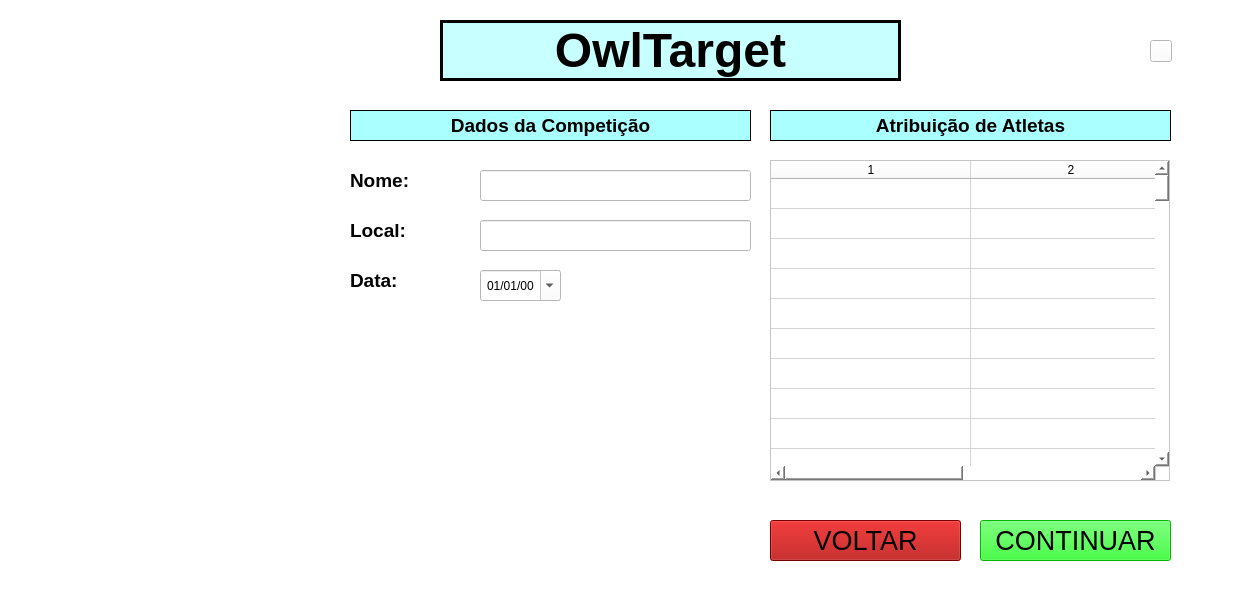
Old version of the form central_pc/gui/mainwindow.ui in the repository xBogas/ES-SACA.
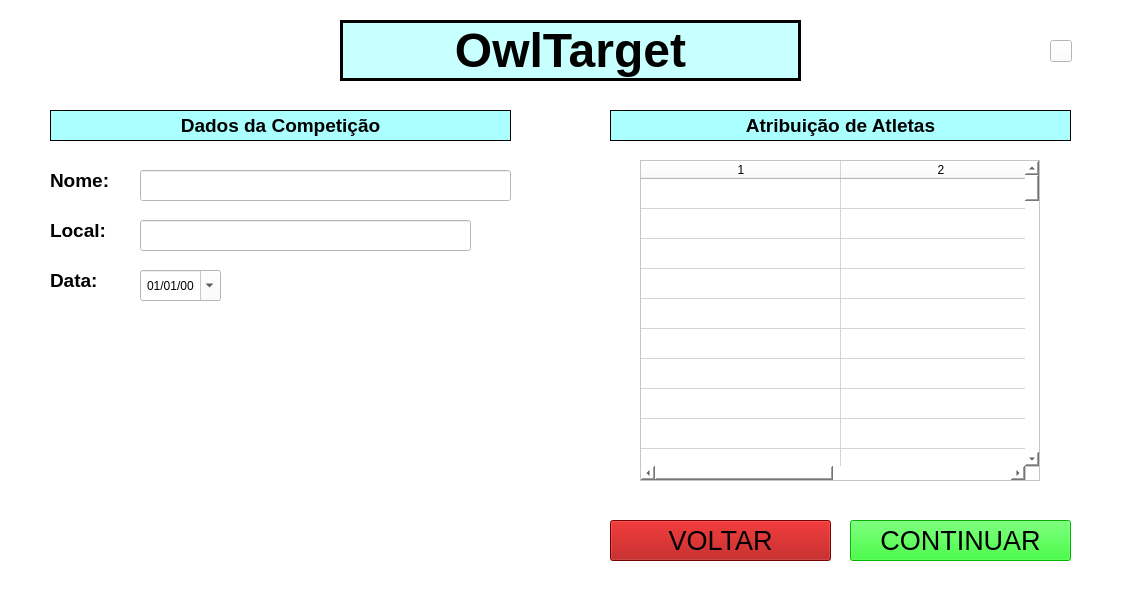
New version of the form. Icons and pictures are not drawn.

Commit message: modified buttons in initwindow and centered it in the middle of the screen

Patch:
```diff
--- a/central_pc/gui/mainwindow.ui
+++ b/central_pc/gui/mainwindow.ui
@@ -6,8 +6,8 @@
    <rect>
     <x>0</x>
     <y>0</y>
-    <width>1239</width>
-    <height>609</height>
+    <width>1121</width>
+    <height>600</height>
    </rect>
   </property>
   <property name="windowTitle">
@@ -23,8 +23,8 @@
    <widget class="QLabel" name="label">
     <property name="geometry">
      <rect>
-      <x>40</x>
-      <y>220</y>
+      <x>140</x>
+      <y>330</y>
       <width>276</width>
       <height>220</height>
      </rect>
@@ -42,7 +42,7 @@
    <widget class="QLabel" name="label_4">
     <property name="geometry">
      <rect>
-      <x>440</x>
+      <x>340</x>
       <y>20</y>
       <width>461</width>
       <height>61</height>
@@ -76,7 +76,7 @@
     </property>
     <property name="geometry">
      <rect>
-      <x>770</x>
+      <x>640</x>
       <y>160</y>
       <width>400</width>
       <height>321</height>
@@ -404,9 +404,9 @@
    <widget class="QLabel" name="label_2">
     <property name="geometry">
      <rect>
-      <x>770</x>
+      <x>610</x>
       <y>110</y>
-      <width>401</width>
+      <width>461</width>
       <height>31</height>
      </rect>
     </property>
@@ -432,9 +432,9 @@
    <widget class="QPushButton" name="continueButton">
     <property name="geometry">
      <rect>
-      <x>980</x>
+      <x>850</x>
       <y>520</y>
-      <width>191</width>
+      <width>221</width>
       <height>41</height>
      </rect>
     </property>
@@ -453,9 +453,9 @@
    <widget class="QPushButton" name="backButton">
     <property name="geometry">
      <rect>
-      <x>770</x>
+      <x>610</x>
       <y>520</y>
-      <width>191</width>
+      <width>221</width>
       <height>41</height>
      </rect>
     </property>
@@ -474,7 +474,7 @@
    <widget class="QPushButton" name="exitButton">
     <property name="geometry">
      <rect>
-      <x>1150</x>
+      <x>1050</x>
       <y>40</y>
       <width>22</width>
       <height>22</height>
@@ -491,9 +491,9 @@
    <widget class="QLabel" name="label_3">
     <property name="geometry">
      <rect>
-      <x>350</x>
+      <x>50</x>
       <y>110</y>
-      <width>401</width>
+      <width>461</width>
       <height>31</height>
      </rect>
     </property>
@@ -519,7 +519,7 @@
    <widget class="QLabel" name="label_6">
     <property name="geometry">
      <rect>
-      <x>350</x>
+      <x>50</x>
       <y>170</y>
       <width>71</width>
       <height>21</height>
@@ -538,9 +538,9 @@
    <widget class="QLineEdit" name="nameText">
     <property name="geometry">
      <rect>
-      <x>480</x>
+      <x>140</x>
       <y>170</y>
-      <width>271</width>
+      <width>371</width>
       <height>31</height>
      </rect>
     </property>
@@ -553,7 +553,7 @@
    <widget class="QDateEdit" name="dateText">
     <property name="geometry">
      <rect>
-      <x>480</x>
+      <x>140</x>
       <y>270</y>
       <width>81</width>
       <height>31</height>
@@ -572,9 +572,9 @@
    <widget class="QLineEdit" name="localText">
     <property name="geometry">
      <rect>
-      <x>480</x>
+      <x>140</x>
       <y>220</y>
-      <width>271</width>
+      <width>331</width>
       <height>31</height>
      </rect>
     </property>
@@ -587,7 +587,7 @@
    <widget class="QLabel" name="label_7">
     <property name="geometry">
      <rect>
-      <x>350</x>
+      <x>50</x>
       <y>220</y>
       <width>71</width>
       <height>21</height>
@@ -606,7 +606,7 @@
    <widget class="QLabel" name="label_8">
     <property name="geometry">
      <rect>
-      <x>350</x>
+      <x>50</x>
       <y>270</y>
       <width>61</width>
       <height>21</height>
```
The commit also changes 4 other files.
